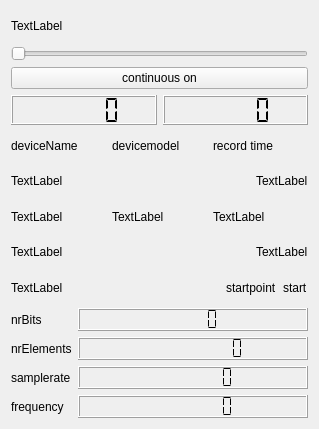
Above: sources/devices/filereaders/xml-filereader/xmlfiles.ui from JvanKatwijk/qt-dab before the change. Below: the same form after it.
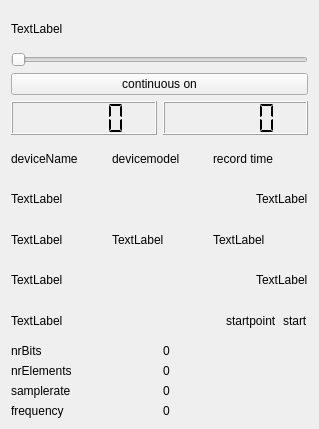
That is the form after the change.

The edit to the form file:
```diff
--- a/sources/devices/filereaders/xml-filereader/xmlfiles.ui
+++ b/sources/devices/filereaders/xml-filereader/xmlfiles.ui
@@ -225,7 +225,7 @@
     </layout>
    </item>
    <item>
-    <layout class="QFormLayout" name="formLayout">
+    <layout class="QGridLayout" name="gridLayout">
      <item row="0" column="0">
       <widget class="QLabel" name="label">
        <property name="text">
@@ -234,12 +234,9 @@
       </widget>
      </item>
      <item row="0" column="1">
-      <widget class="QLCDNumber" name="nrBitsDisplay">
-       <property name="toolTip">
-        <string>&lt;html&gt;&lt;head/&gt;&lt;body&gt;&lt;p&gt;Number of bits recorded&lt;/p&gt;&lt;/body&gt;&lt;/html&gt;</string>
-       </property>
-       <property name="segmentStyle">
-        <enum>QLCDNumber::SegmentStyle::Flat</enum>
+      <widget class="QLabel" name="nrBitsDisplay">
+       <property name="text">
+        <string>0</string>
        </property>
       </widget>
      </item>
@@ -251,12 +248,9 @@
       </widget>
      </item>
      <item row="1" column="1">
-      <widget class="QLCDNumber" name="nrElementsDisplay">
-       <property name="digitCount">
-        <number>10</number>
-       </property>
-       <property name="segmentStyle">
-        <enum>QLCDNumber::SegmentStyle::Flat</enum>
+      <widget class="QLabel" name="nrElementsDisplay">
+       <property name="text">
+        <string>0</string>
        </property>
       </widget>
      </item>
@@ -268,15 +262,9 @@
       </widget>
      </item>
      <item row="2" column="1">
-      <widget class="QLCDNumber" name="frequencyDisplay">
-       <property name="toolTip">
-        <string>&lt;html&gt;&lt;head/&gt;&lt;body&gt;&lt;p&gt;Initial frequency of the recorded ensemble (in kHz)&lt;/p&gt;&lt;/body&gt;&lt;/html&gt;</string>
-       </property>
-       <property name="digitCount">
-        <number>8</number>
-       </property>
-       <property name="segmentStyle">
-        <enum>QLCDNumber::SegmentStyle::Flat</enum>
+      <widget class="QLabel" name="samplerateDisplay">
+       <property name="text">
+        <string>0</string>
        </property>
       </widget>
      </item>
@@ -288,15 +276,9 @@
       </widget>
      </item>
      <item row="3" column="1">
-      <widget class="QLCDNumber" name="samplerateDisplay">
-       <property name="toolTip">
-        <string>&lt;html&gt;&lt;head/&gt;&lt;body&gt;&lt;p&gt;Sampling rate in Hz (normally 2048000 Hz)&lt;/p&gt;&lt;/body&gt;&lt;/html&gt;</string>
-       </property>
-       <property name="digitCount">
-        <number>8</number>
-       </property>
-       <property name="segmentStyle">
-        <enum>QLCDNumber::SegmentStyle::Flat</enum>
+      <widget class="QLabel" name="frequencyDisplay">
+       <property name="text">
+        <string>0</string>
        </property>
       </widget>
      </item>
```
